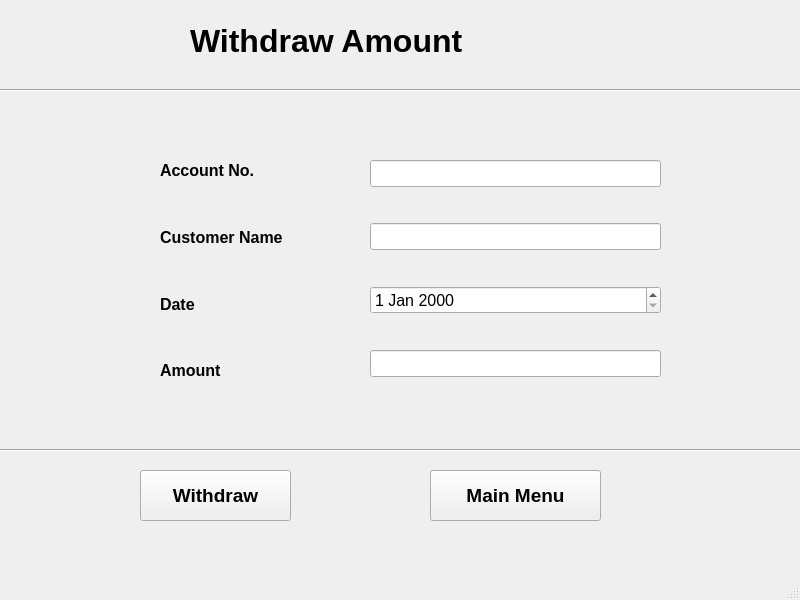
This is withdraw.ui in iamroHit12/BankMangement as Qt 5 draws it before an edit. The edited form follows.
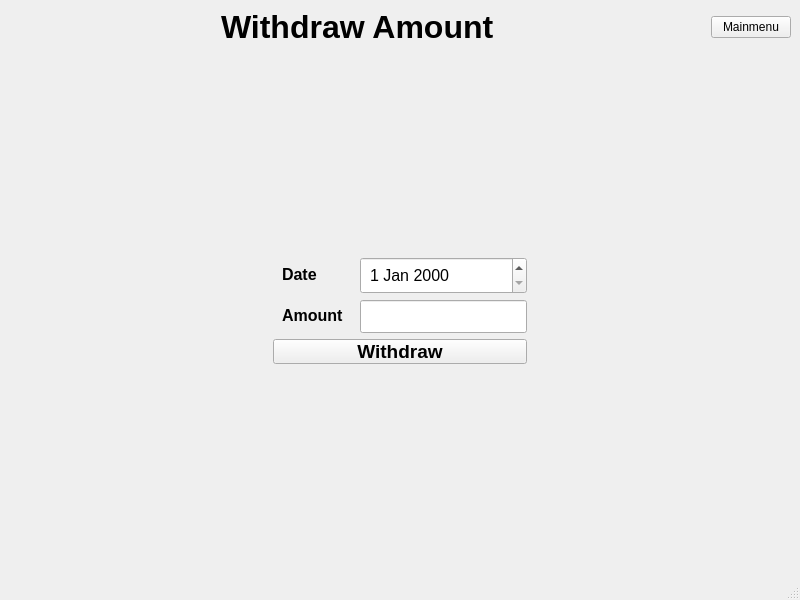
This is the edited form.

Diff of the .ui file:
```diff
--- a/withdraw.ui
+++ b/withdraw.ui
@@ -14,15 +14,24 @@
    <string>MainWindow</string>
   </property>
   <widget class="QWidget" name="centralwidget">
+   <layout class="QVBoxLayout" name="verticalLayout_5">
+    <item>
+     <layout class="QHBoxLayout" name="horizontalLayout_3">
+      <item>
+       <spacer name="horizontalSpacer_4">
+        <property name="orientation">
+         <enum>Qt::Horizontal</enum>
+        </property>
+        <property name="sizeHint" stdset="0">
+         <size>
+          <width>40</width>
+          <height>20</height>
+         </size>
+        </property>
+       </spacer>
+      </item>
+      <item>
    <widget class="QLabel" name="label">
-    <property name="geometry">
-     <rect>
-      <x>190</x>
-      <y>0</y>
-      <width>381</width>
-      <height>81</height>
-     </rect>
-    </property>
     <property name="font">
      <font>
       <pointsize>24</pointsize>
@@ -34,110 +43,69 @@
      <string>Withdraw Amount</string>
     </property>
    </widget>
-   <widget class="Line" name="line">
-    <property name="geometry">
-     <rect>
-      <x>0</x>
-      <y>80</y>
-      <width>801</width>
-      <height>20</height>
-     </rect>
-    </property>
+      </item>
+      <item>
+       <spacer name="horizontalSpacer_3">
     <property name="orientation">
      <enum>Qt::Horizontal</enum>
     </property>
-   </widget>
-   <widget class="Line" name="line_2">
-    <property name="geometry">
-     <rect>
-      <x>0</x>
-      <y>440</y>
-      <width>801</width>
+        <property name="sizeHint" stdset="0">
+         <size>
+          <width>40</width>
       <height>20</height>
-     </rect>
-    </property>
-    <property name="orientation">
-     <enum>Qt::Horizontal</enum>
-    </property>
-   </widget>
+         </size>
+        </property>
+       </spacer>
+      </item>
+      <item>
    <widget class="QPushButton" name="pushButton">
-    <property name="geometry">
-     <rect>
-      <x>140</x>
-      <y>470</y>
-      <width>151</width>
-      <height>51</height>
-     </rect>
-    </property>
-    <property name="font">
-     <font>
-      <pointsize>14</pointsize>
-      <weight>75</weight>
-      <bold>true</bold>
-     </font>
-    </property>
     <property name="text">
-     <string>Withdraw</string>
-    </property>
-   </widget>
-   <widget class="QPushButton" name="pushButton_main">
-    <property name="geometry">
-     <rect>
-      <x>430</x>
-      <y>470</y>
-      <width>171</width>
-      <height>51</height>
-     </rect>
-    </property>
-    <property name="font">
-     <font>
-      <pointsize>14</pointsize>
-      <weight>75</weight>
-      <bold>true</bold>
-     </font>
-    </property>
-    <property name="text">
-     <string>Main Menu</string>
-    </property>
-   </widget>
-   <widget class="QWidget" name="layoutWidget">
-    <property name="geometry">
-     <rect>
-      <x>160</x>
-      <y>140</y>
-      <width>162</width>
-      <height>261</height>
-     </rect>
-    </property>
+         <string>Mainmenu</string>
+        </property>
+       </widget>
+      </item>
+     </layout>
+    </item>
+    <item>
+     <spacer name="verticalSpacer">
+      <property name="orientation">
+       <enum>Qt::Vertical</enum>
+      </property>
+      <property name="sizeHint" stdset="0">
+       <size>
+        <width>20</width>
+        <height>171</height>
+       </size>
+      </property>
+     </spacer>
+    </item>
+    <item>
+     <widget class="QWidget" name="widget" native="true">
+      <property name="styleSheet">
+       <string notr="true">padding:200px;</string>
+      </property>
+      <layout class="QVBoxLayout" name="verticalLayout_4">
+       <item>
+        <layout class="QHBoxLayout" name="horizontalLayout_4">
+         <item>
+          <spacer name="horizontalSpacer">
+           <property name="orientation">
+            <enum>Qt::Horizontal</enum>
+           </property>
+           <property name="sizeHint" stdset="0">
+            <size>
+             <width>40</width>
+             <height>20</height>
+            </size>
+           </property>
+          </spacer>
+         </item>
+         <item>
+          <layout class="QVBoxLayout" name="verticalLayout_3">
+           <item>
+            <layout class="QHBoxLayout" name="horizontalLayout">
+             <item>
     <layout class="QVBoxLayout" name="verticalLayout">
-     <item>
-      <widget class="QLabel" name="label_2">
-       <property name="font">
-        <font>
-         <pointsize>12</pointsize>
-         <weight>75</weight>
-         <bold>true</bold>
-        </font>
-       </property>
-       <property name="text">
-        <string>Account No.</string>
-       </property>
-      </widget>
-     </item>
-     <item>
-      <widget class="QLabel" name="label_3">
-       <property name="font">
-        <font>
-         <pointsize>12</pointsize>
-         <weight>75</weight>
-         <bold>true</bold>
-        </font>
-       </property>
-       <property name="text">
-        <string>Customer Name</string>
-       </property>
-      </widget>
-     </item>
      <item>
       <widget class="QLabel" name="label_4">
        <property name="font">
@@ -147,6 +115,10 @@
          <bold>true</bold>
         </font>
        </property>
+                 <property name="styleSheet">
+                  <string notr="true">padding:5px;
+</string>
+                 </property>
        <property name="text">
         <string>Date</string>
        </property>
@@ -161,41 +133,18 @@
          <bold>true</bold>
         </font>
        </property>
+                 <property name="styleSheet">
+                  <string notr="true">padding:5px;</string>
+                 </property>
        <property name="text">
         <string>Amount</string>
        </property>
       </widget>
      </item>
     </layout>
-   </widget>
-   <widget class="QWidget" name="layoutWidget">
-    <property name="geometry">
-     <rect>
-      <x>370</x>
-      <y>130</y>
-      <width>291</width>
-      <height>281</height>
-     </rect>
-    </property>
+             </item>
+             <item>
     <layout class="QVBoxLayout" name="verticalLayout_2">
-     <item>
-      <widget class="QLineEdit" name="lineEdit">
-       <property name="font">
-        <font>
-         <pointsize>12</pointsize>
-        </font>
-       </property>
-      </widget>
-     </item>
-     <item>
-      <widget class="QLineEdit" name="lineEdit_2">
-       <property name="font">
-        <font>
-         <pointsize>12</pointsize>
-        </font>
-       </property>
-      </widget>
-     </item>
      <item>
       <widget class="QDateEdit" name="dateEdit">
        <property name="font">
@@ -203,6 +152,9 @@
          <pointsize>12</pointsize>
         </font>
        </property>
+                 <property name="styleSheet">
+                  <string notr="true">padding:5px;</string>
+                 </property>
       </widget>
      </item>
      <item>
@@ -212,10 +164,66 @@
          <pointsize>12</pointsize>
         </font>
        </property>
+                 <property name="styleSheet">
+                  <string notr="true">padding:5px;</string>
+                 </property>
       </widget>
      </item>
     </layout>
-   </widget>
+             </item>
+            </layout>
+           </item>
+           <item>
+            <widget class="QPushButton" name="pushButton_main">
+             <property name="font">
+              <font>
+               <pointsize>14</pointsize>
+               <weight>75</weight>
+               <bold>true</bold>
+              </font>
+             </property>
+             <property name="styleSheet">
+              <string notr="true">padding:0px;</string>
+             </property>
+             <property name="text">
+              <string>Withdraw</string>
+             </property>
+            </widget>
+           </item>
+          </layout>
+         </item>
+         <item>
+          <spacer name="horizontalSpacer_2">
+           <property name="orientation">
+            <enum>Qt::Horizontal</enum>
+           </property>
+           <property name="sizeHint" stdset="0">
+            <size>
+             <width>40</width>
+             <height>20</height>
+            </size>
+           </property>
+          </spacer>
+         </item>
+        </layout>
+       </item>
+      </layout>
+     </widget>
+    </item>
+    <item>
+     <spacer name="verticalSpacer_2">
+      <property name="orientation">
+       <enum>Qt::Vertical</enum>
+      </property>
+      <property name="sizeHint" stdset="0">
+       <size>
+        <width>20</width>
+        <height>170</height>
+       </size>
+      </property>
+     </spacer>
+    </item>
+   </layout>
   </widget>
   <widget class="QMenuBar" name="menubar">
    <property name="geometry">
```
Left out of the diff: 2 changed lines with no effect on the pictures. Lines whose indentation alone changed are shown as unchanged.
